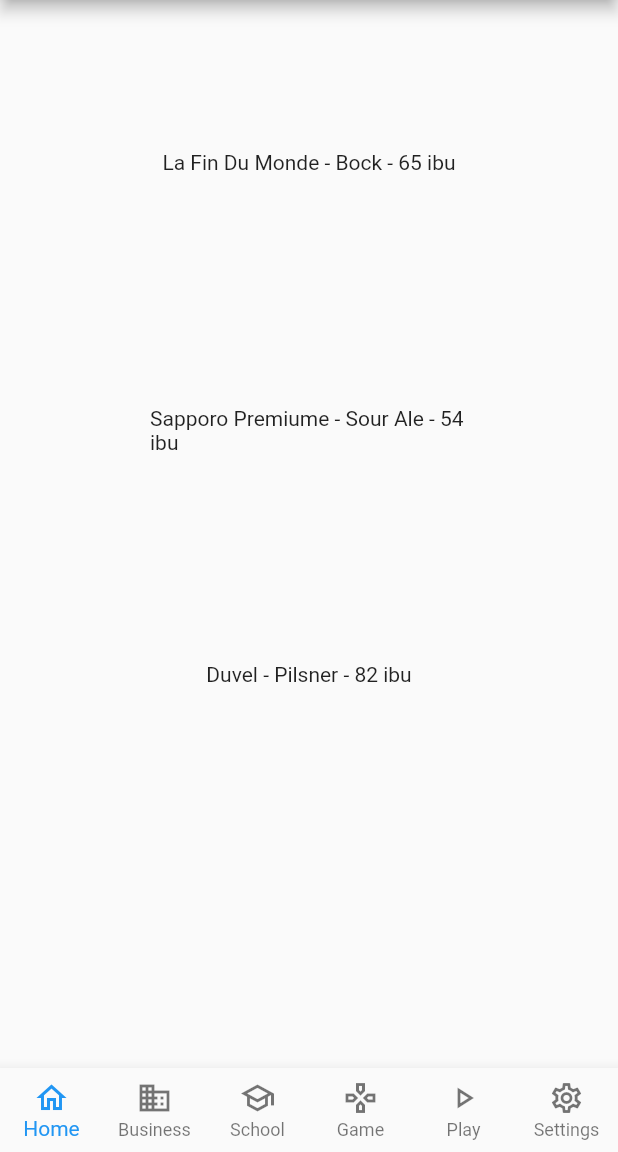
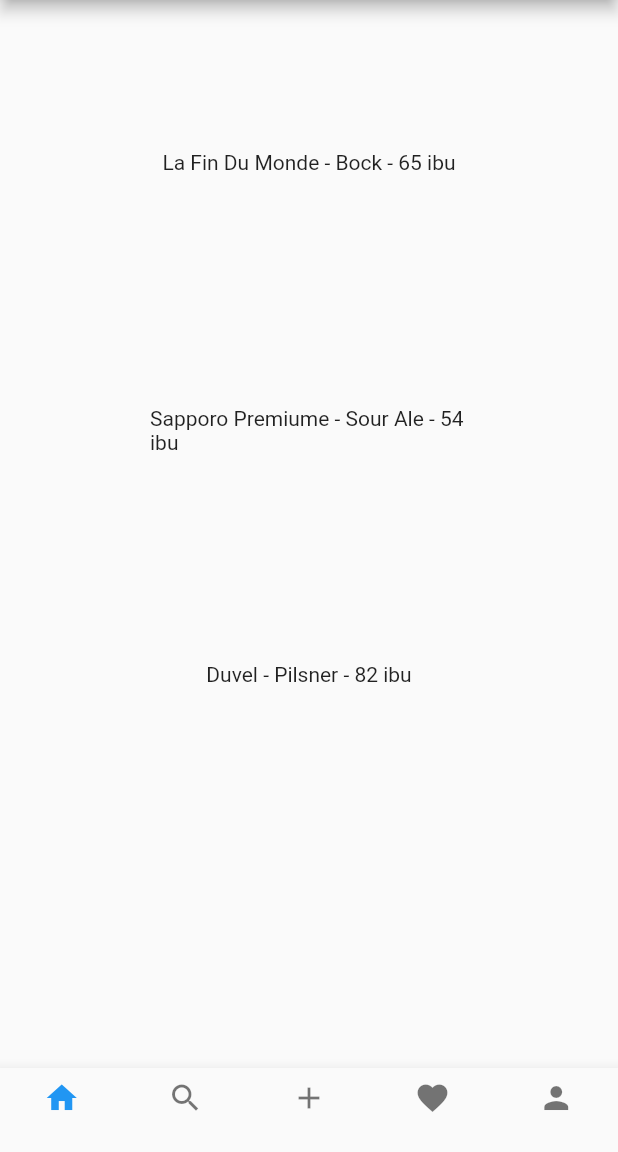
Before and after one commit to CharlesEdu07/Atividade4POO, a Flutter app: the screen it shows after launch, on a phone screen of 412 x 824 dp, the part 84-1236 px from its top. Run offline on Flutter 3.47's test engine with Material 2 defaults, Android fonts, the light colour scheme and no system bars.

Commit message:
Criando botões para cada icone passado

```diff
--- a/lib/components/bottomNavbarItems.dart
+++ /dev/null
@@ -1,49 +0,0 @@
-import 'package:flutter/material.dart';
-import '../models/bottomButtons.dart';
-
-class BottomNavbarItems extends StatelessWidget {
-  final bottomButtons = [
-    BottomButtons(
-      title: "Home",
-      icon: Icon(Icons.home_outlined),
-    ),
-    BottomButtons(
-      title: "Business",
-      icon: Icon(Icons.business_outlined),
-    ),
-    BottomButtons(
-      title: "School",
-      icon: Icon(Icons.school_outlined),
-    ),
-    BottomButtons(
-      title: "Game",
-      icon: Icon(Icons.gamepad_outlined),
-    ),
-    BottomButtons(
-      title: "Play",
-      icon: Icon(Icons.play_arrow_outlined),
-    ),
-    BottomButtons(
-      title: "Settings",
-      icon: Icon(Icons.settings_outlined),
-    ),
-  ];
-
-  void _onItemTapped(int index) {
-    print("Tocaram no item $index");
-  }
-
-  @override
-  Widget build(BuildContext context) {
-    return BottomNavigationBar(
-      onTap: _onItemTapped,
-      type: BottomNavigationBarType.fixed,
-      items: bottomButtons.map((button) {
-        return BottomNavigationBarItem(
-          icon: button.icon,
-          label: button.title,
-        );
-      }).toList(),
-    );
-  }
-}
--- /dev/null
+++ b/lib/components/bottom_navbar_items.dart
@@ -0,0 +1,29 @@
+import 'package:flutter/material.dart';
+
+class BottomNavbarItems extends StatelessWidget {
+  final icons = [
+    Icons.home,
+    Icons.search,
+    Icons.add,
+    Icons.favorite,
+    Icons.person,
+  ];
+
+  void _onItemTapped(int index) {
+    print("Tocaram no item $index");
+  }
+
+  @override
+  Widget build(BuildContext context) {
+    return BottomNavigationBar(
+      onTap: _onItemTapped,
+      type: BottomNavigationBarType.fixed,
+      items: icons.map((icon) {
+        return BottomNavigationBarItem(
+          icon: Icon(icon),
+          label: '',
+        );
+      }).toList(),
+    );
+  }
+}
--- a/lib/main.dart
+++ b/lib/main.dart
@@ -1,6 +1,6 @@
 import 'package:flutter/material.dart';
-import 'components/bottomNavbarItems.dart';
-import './components/listdrinks.dart';
+import './components/list_drinks.dart';
+import './components/bottom_navbar_items.dart';
 void main() {
   runApp(const TipsApp());
 }
--- a/lib/models/bottomButtons.dart
+++ b/lib/models/bottomButtons.dart
@@ -1,11 +1,11 @@
 import 'package:flutter/material.dart';
 
 class BottomButtons {
-  final String title;
+  final String label;
   final Icon icon;
 
   BottomButtons({
-    required this.title,
+    required this.label,
     required this.icon,
   });
 }
```
Also changed, not shown: lib/components/list_drinks.dart (renamed from lib/components/listdrinks.dart).
